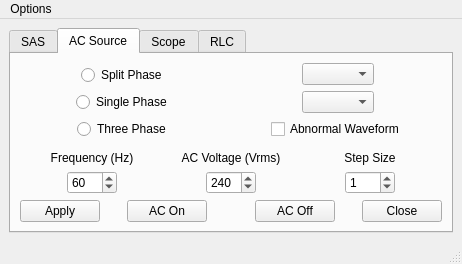
Qt form ui/One_GUI_To_Rule_Them_All.ui (fsd16/One_Gui_To_Rule_Them_All) before a commit.
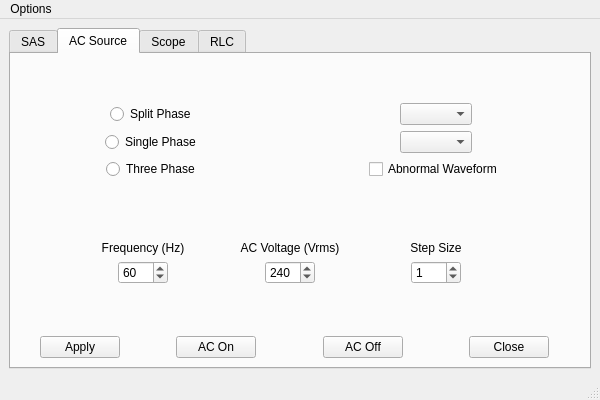
The same form after that commit. The open tabs and pages were chosen to show the change. Custom widgets are drawn as their Qt base class.

Commit message: Attempted to tidy GUI layout

```diff
--- a/ui/One_GUI_To_Rule_Them_All.ui
+++ b/ui/One_GUI_To_Rule_Them_All.ui
@@ -6,8 +6,8 @@
    <rect>
     <x>0</x>
     <y>0</y>
-    <width>462</width>
-    <height>264</height>
+    <width>600</width>
+    <height>400</height>
    </rect>
   </property>
   <property name="windowTitle">
@@ -15,7 +15,7 @@
   </property>
   <widget class="QWidget" name="centralwidget">
    <layout class="QGridLayout" name="gridLayout_7">
-    <item row="0" column="0">
+    <item row="0" column="1">
      <widget class="QTabWidget" name="tabWidget">
       <property name="currentIndex">
        <number>0</number>
@@ -283,32 +283,25 @@
         <string>AC Source</string>
        </attribute>
        <layout class="QGridLayout" name="gridLayout_2">
-        <item row="0" column="0">
+        <item row="1" column="0">
          <layout class="QGridLayout" name="gridLayout">
-          <item row="3" column="4" colspan="2" alignment="Qt::AlignHCenter|Qt::AlignBottom">
-           <widget class="QLabel" name="label_3">
+          <item row="4" column="5" colspan="2" alignment="Qt::AlignHCenter|Qt::AlignTop">
+           <widget class="QSpinBox" name="ac_entry_step_size">
             <property name="minimumSize">
              <size>
-              <width>100</width>
+              <width>50</width>
               <height>0</height>
              </size>
             </property>
-            <property name="text">
-             <string>Step Size</string>
+            <property name="maximum">
+             <number>999</number>
             </property>
-            <property name="alignment">
-             <set>Qt::AlignCenter</set>
+            <property name="value">
+             <number>1</number>
             </property>
            </widget>
           </item>
-          <item row="2" column="3" colspan="3" alignment="Qt::AlignHCenter|Qt::AlignTop">
-           <widget class="QCheckBox" name="ac_check_abnormal">
-            <property name="text">
-             <string>Abnormal Waveform</string>
-            </property>
-           </widget>
-          </item>
-          <item row="6" column="5" alignment="Qt::AlignHCenter|Qt::AlignBottom">
+          <item row="6" column="6" colspan="2" alignment="Qt::AlignHCenter">
            <widget class="QPushButton" name="ac_butt_close">
             <property name="minimumSize">
              <size>
@@ -327,7 +320,7 @@
             </property>
            </widget>
           </item>
-          <item row="6" column="3" colspan="2" alignment="Qt::AlignHCenter|Qt::AlignBottom">
+          <item row="6" column="4" colspan="2" alignment="Qt::AlignHCenter">
            <widget class="QPushButton" name="ac_butt_off">
             <property name="minimumSize">
              <size>
@@ -346,46 +339,7 @@
             </property>
            </widget>
           </item>
-          <item row="4" column="4" colspan="2" alignment="Qt::AlignHCenter|Qt::AlignTop">
-           <widget class="QSpinBox" name="ac_entry_step_size">
-            <property name="minimumSize">
-             <size>
-              <width>50</width>
-              <height>0</height>
-             </size>
-            </property>
-            <property name="maximum">
-             <number>999</number>
-            </property>
-            <property name="value">
-             <number>1</number>
-            </property>
-           </widget>
-          </item>
-          <item row="4" column="2" colspan="2" alignment="Qt::AlignHCenter|Qt::AlignTop">
-           <widget class="QSpinBox" name="ac_entry_ac_volts">
-            <property name="minimumSize">
-             <size>
-              <width>50</width>
-              <height>0</height>
-             </size>
-            </property>
-            <property name="maximum">
-             <number>999</number>
-            </property>
-            <property name="value">
-             <number>240</number>
-            </property>
-           </widget>
-          </item>
-          <item row="1" column="0" colspan="3" alignment="Qt::AlignHCenter|Qt::AlignVCenter">
-           <widget class="QRadioButton" name="ac_radio_single">
-            <property name="text">
-             <string>Single Phase</string>
-            </property>
-           </widget>
-          </item>
-          <item row="4" column="0" colspan="2" alignment="Qt::AlignHCenter|Qt::AlignTop">
+          <item row="4" column="1" colspan="2" alignment="Qt::AlignHCenter|Qt::AlignTop">
            <widget class="QSpinBox" name="ac_entry_freq">
             <property name="minimumSize">
              <size>
@@ -401,45 +355,23 @@
             </property>
            </widget>
           </item>
-          <item row="6" column="0" alignment="Qt::AlignHCenter|Qt::AlignBottom">
-           <widget class="QPushButton" name="ac_butt_apply">
+          <item row="4" column="3" colspan="2" alignment="Qt::AlignHCenter|Qt::AlignTop">
+           <widget class="QSpinBox" name="ac_entry_ac_volts">
             <property name="minimumSize">
              <size>
-              <width>80</width>
+              <width>50</width>
               <height>0</height>
              </size>
             </property>
-            <property name="maximumSize">
-             <size>
-              <width>80</width>
-              <height>16777215</height>
-             </size>
+            <property name="maximum">
+             <number>999</number>
             </property>
-            <property name="text">
-             <string>Apply</string>
+            <property name="value">
+             <number>240</number>
             </property>
            </widget>
           </item>
-          <item row="3" column="0" colspan="2" alignment="Qt::AlignHCenter|Qt::AlignBottom">
-           <widget class="QLabel" name="label">
-            <property name="minimumSize">
-             <size>
-              <width>100</width>
-              <height>0</height>
-             </size>
-            </property>
-            <property name="text">
-             <string>Frequency (Hz)</string>
-            </property>
-            <property name="alignment">
-             <set>Qt::AlignCenter</set>
-            </property>
-           </widget>
-          </item>
-          <item row="1" column="3" colspan="3" alignment="Qt::AlignHCenter|Qt::AlignVCenter">
-           <widget class="QComboBox" name="ac_menu_abnormal"/>
-          </item>
-          <item row="3" column="2" colspan="2" alignment="Qt::AlignHCenter|Qt::AlignBottom">
+          <item row="3" column="3" colspan="2" alignment="Qt::AlignHCenter|Qt::AlignBottom">
            <widget class="QLabel" name="label_2">
             <property name="minimumSize">
              <size>
@@ -455,44 +387,167 @@
             </property>
            </widget>
           </item>
-          <item row="0" column="0" colspan="3" alignment="Qt::AlignHCenter|Qt::AlignBottom">
+          <item row="4" column="7">
+           <spacer name="horizontalSpacer">
+            <property name="orientation">
+             <enum>Qt::Horizontal</enum>
+            </property>
+            <property name="sizeType">
+             <enum>QSizePolicy::Fixed</enum>
+            </property>
+            <property name="sizeHint" stdset="0">
+             <size>
+              <width>47</width>
+              <height>20</height>
+             </size>
+            </property>
+           </spacer>
+          </item>
+          <item row="6" column="2" colspan="2" alignment="Qt::AlignHCenter">
+           <widget class="QPushButton" name="ac_butt_on">
+            <property name="minimumSize">
+             <size>
+              <width>80</width>
+              <height>0</height>
+             </size>
+            </property>
+            <property name="maximumSize">
+             <size>
+              <width>80</width>
+              <height>16777215</height>
+             </size>
+            </property>
+            <property name="text">
+             <string>AC On</string>
+            </property>
+           </widget>
+          </item>
+          <item row="3" column="5" colspan="2" alignment="Qt::AlignHCenter|Qt::AlignBottom">
+           <widget class="QLabel" name="label_3">
+            <property name="minimumSize">
+             <size>
+              <width>100</width>
+              <height>0</height>
+             </size>
+            </property>
+            <property name="text">
+             <string>Step Size</string>
+            </property>
+            <property name="alignment">
+             <set>Qt::AlignCenter</set>
+            </property>
+           </widget>
+          </item>
+          <item row="3" column="1" colspan="2" alignment="Qt::AlignHCenter|Qt::AlignBottom">
+           <widget class="QLabel" name="label">
+            <property name="minimumSize">
+             <size>
+              <width>100</width>
+              <height>0</height>
+             </size>
+            </property>
+            <property name="text">
+             <string>Frequency (Hz)</string>
+            </property>
+            <property name="alignment">
+             <set>Qt::AlignCenter</set>
+            </property>
+           </widget>
+          </item>
+          <item row="4" column="0">
+           <spacer name="horizontalSpacer_2">
+            <property name="orientation">
+             <enum>Qt::Horizontal</enum>
+            </property>
+            <property name="sizeType">
+             <enum>QSizePolicy::Fixed</enum>
+            </property>
+            <property name="sizeHint" stdset="0">
+             <size>
+              <width>47</width>
+              <height>20</height>
+             </size>
+            </property>
+           </spacer>
+          </item>
+          <item row="6" column="0" colspan="2" alignment="Qt::AlignHCenter">
+           <widget class="QPushButton" name="ac_butt_apply">
+            <property name="minimumSize">
+             <size>
+              <width>80</width>
+              <height>0</height>
+             </size>
+            </property>
+            <property name="maximumSize">
+             <size>
+              <width>80</width>
+              <height>16777215</height>
+             </size>
+            </property>
+            <property name="text">
+             <string>Apply</string>
+            </property>
+           </widget>
+          </item>
+          <item row="0" column="0" colspan="4" alignment="Qt::AlignHCenter">
            <widget class="QRadioButton" name="ac_radio_split">
             <property name="text">
              <string>Split Phase</string>
             </property>
            </widget>
           </item>
-          <item row="0" column="3" colspan="3" alignment="Qt::AlignHCenter|Qt::AlignVCenter">
-           <widget class="QComboBox" name="ac_menu_phase"/>
+          <item row="1" column="0" colspan="4" alignment="Qt::AlignHCenter">
+           <widget class="QRadioButton" name="ac_radio_single">
+            <property name="text">
+             <string>Single Phase</string>
+            </property>
+           </widget>
           </item>
-          <item row="2" column="0" colspan="3" alignment="Qt::AlignHCenter|Qt::AlignTop">
+          <item row="2" column="0" colspan="4" alignment="Qt::AlignHCenter">
            <widget class="QRadioButton" name="ac_radio_three">
             <property name="text">
              <string>Three Phase</string>
             </property>
            </widget>
           </item>
-          <item row="6" column="1" colspan="2" alignment="Qt::AlignHCenter">
-           <widget class="QPushButton" name="ac_butt_on">
-            <property name="minimumSize">
-             <size>
-              <width>80</width>
-              <height>0</height>
-             </size>
+          <item row="2" column="4" colspan="4" alignment="Qt::AlignHCenter">
+           <widget class="QCheckBox" name="ac_check_abnormal">
+            <property name="text">
+             <string>Abnormal Waveform</string>
             </property>
+           </widget>
+          </item>
+          <item row="1" column="4" colspan="4" alignment="Qt::AlignHCenter">
+           <widget class="QComboBox" name="ac_menu_abnormal">
             <property name="maximumSize">
              <size>
-              <width>80</width>
+              <width>234</width>
               <height>16777215</height>
              </size>
             </property>
-            <property name="text">
-             <string>AC On</string>
-            </property>
            </widget>
           </item>
+          <item row="0" column="4" colspan="4" alignment="Qt::AlignHCenter">
+           <widget class="QComboBox" name="ac_menu_phase"/>
+          </item>
          </layout>
         </item>
+        <item row="0" column="0">
+         <spacer name="verticalSpacer">
+          <property name="orientation">
+           <enum>Qt::Vertical</enum>
+          </property>
+          <property name="sizeType">
+           <enum>QSizePolicy::Maximum</enum>
+          </property>
+          <property name="sizeHint" stdset="0">
+           <size>
+            <width>20</width>
+            <height>40</height>
+           </size>
+          </property>
+         </spacer>
+        </item>
        </layout>
       </widget>
       <widget class="QWidget" name="scope_tab">
@@ -943,7 +998,7 @@
     <rect>
      <x>0</x>
      <y>0</y>
-     <width>462</width>
+     <width>600</width>
      <height>22</height>
     </rect>
    </property>
```
Left out of the diff: 214 changed lines with no effect on the pictures. The commit also changes 4 other files.
